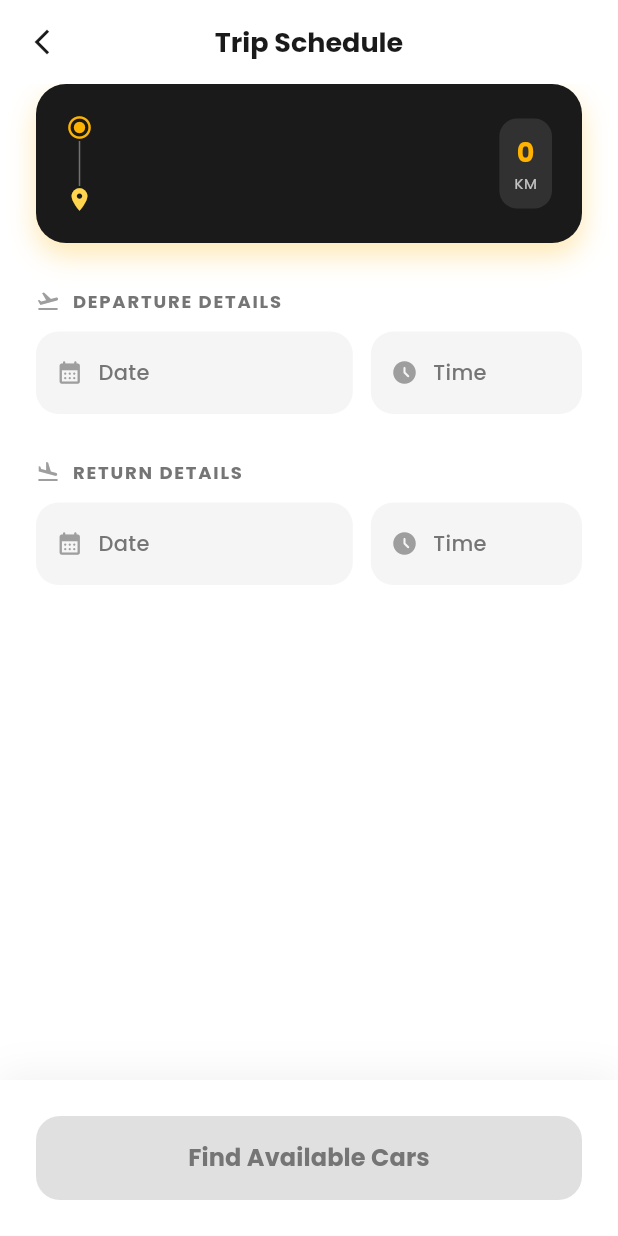
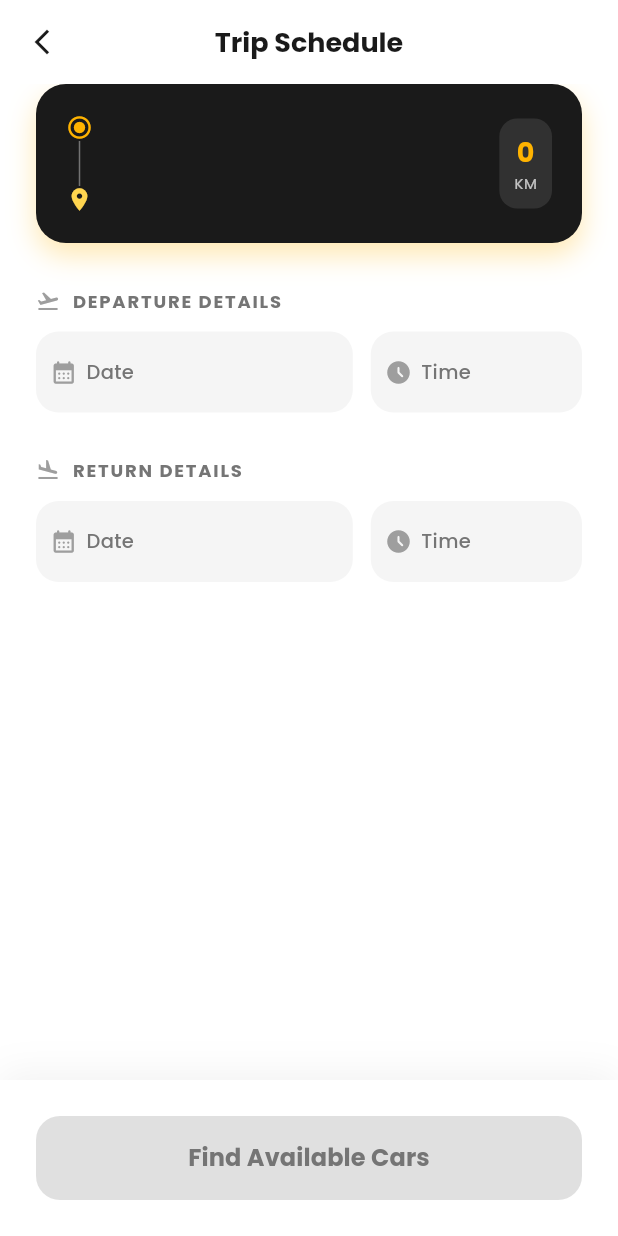
Before and after one commit to aiwheelsinfo-wq/flutteragni_car_rental_app, a Flutter app: the RoundTripDateAndTime screen opened directly with empty values, on a phone screen of 412 x 824 dp. Run offline on Flutter 3.47's test engine with Material 3 defaults, Android fonts, the phone set to English and light mode, and no system bars; our stand-ins replace auto_size_text, cached_network_image, carousel_slider, confetti, firebase_core, firebase_messaging and 13 more; missing offline and left inert: flutter_polyline_points, google_place, razorpay_flutter; accounts and stored records are empty; network calls fail.

Commit message:
fix: Round trip date and time selector row layout right overflow

```diff
--- a/lib/rounTripDateAndTime.dart
+++ b/lib/rounTripDateAndTime.dart
@@ -380,7 +380,7 @@ class _RoundTripDateAndTimeState extends State<RoundTripDateAndTime> {
       onTap: onTap,
       child: AnimatedContainer(
         duration: const Duration(milliseconds: 200),
-        padding: const EdgeInsets.symmetric(vertical: 16, horizontal: 12),
+        padding: const EdgeInsets.symmetric(vertical: 16, horizontal: 8),
         decoration: BoxDecoration(
           color: active ? Colors.white : surfaceGrey,
           borderRadius: BorderRadius.circular(15),
@@ -390,12 +390,18 @@ class _RoundTripDateAndTimeState extends State<RoundTripDateAndTime> {
         child: Row(
           children: [
             Icon(icon, size: 18, color: active ? primaryAmber : Colors.grey),
-            const SizedBox(width: 10),
-            Text(label,
+            const SizedBox(width: 6),
+            Expanded(
+              child: Text(
+                label,
+                maxLines: 1,
+                overflow: TextOverflow.ellipsis,
                 style: GoogleFonts.poppins(
-                    fontSize: 14,
+                    fontSize: 13,
                     fontWeight: active ? FontWeight.bold : FontWeight.w500,
-                    color: active ? darkCharcoal : Colors.grey[600])),
+                    color: active ? darkCharcoal : Colors.grey[600]),
+              ),
+            ),
           ],
         ),
       ),
```
